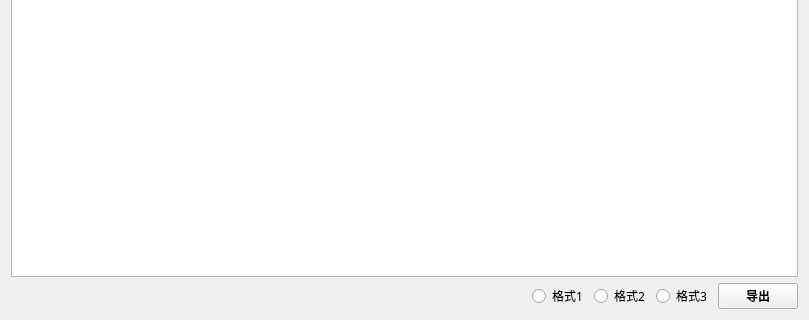
Before: the Qt Designer form TID/param_view.ui in Gaofei244617/TID, drawn with Qt 5; both pictures show x 0 to 809 and y 283 to 603 of the 809 by 603 pixel window.
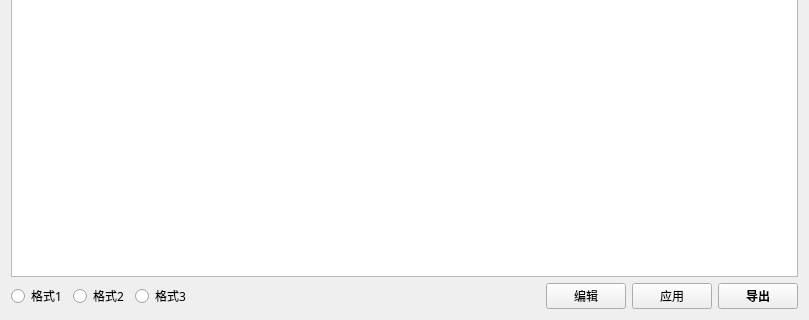
After: the same form once the commit is applied. Custom widgets are drawn as their Qt base class.

Commit message: 添加编辑json功能

Patch:
```diff
--- a/TID/param_view.ui
+++ b/TID/param_view.ui
@@ -31,6 +31,42 @@
    </item>
    <item>
     <layout class="QHBoxLayout" name="horizontalLayout">
+     <item>
+      <widget class="QRadioButton" name="fmtBtn1">
+       <property name="font">
+        <font>
+         <family>微软雅黑</family>
+        </font>
+       </property>
+       <property name="text">
+        <string>格式1</string>
+       </property>
+      </widget>
+     </item>
+     <item>
+      <widget class="QRadioButton" name="fmtBtn2">
+       <property name="font">
+        <font>
+         <family>微软雅黑</family>
+        </font>
+       </property>
+       <property name="text">
+        <string>格式2</string>
+       </property>
+      </widget>
+     </item>
+     <item>
+      <widget class="QRadioButton" name="fmtBtn3">
+       <property name="font">
+        <font>
+         <family>微软雅黑</family>
+        </font>
+       </property>
+       <property name="text">
+        <string>格式3</string>
+       </property>
+      </widget>
+     </item>
      <item>
       <spacer name="horizontalSpacer">
        <property name="orientation">
@@ -45,38 +81,21 @@
       </spacer>
      </item>
      <item>
-      <widget class="QRadioButton" name="fmtBtn1">
-       <property name="font">
-        <font>
-         <family>微软雅黑</family>
-        </font>
-       </property>
+      <widget class="QPushButton" name="editButton">
        <property name="text">
-        <string>格式1</string>
+        <string>编辑</string>
        </property>
       </widget>
      </item>
      <item>
-      <widget class="QRadioButton" name="fmtBtn2">
+      <widget class="QPushButton" name="applyButton">
        <property name="font">
         <font>
-         <family>微软雅黑</family>
+         <family>Consolas</family>
         </font>
        </property>
        <property name="text">
-        <string>格式2</string>
-       </property>
-      </widget>
-     </item>
-     <item>
-      <widget class="QRadioButton" name="fmtBtn3">
-       <property name="font">
-        <font>
-         <family>微软雅黑</family>
-        </font>
-       </property>
-       <property name="text">
-        <string>格式3</string>
+        <string>应用</string>
        </property>
       </widget>
      </item>
```
The commit also changes 5 other files.
